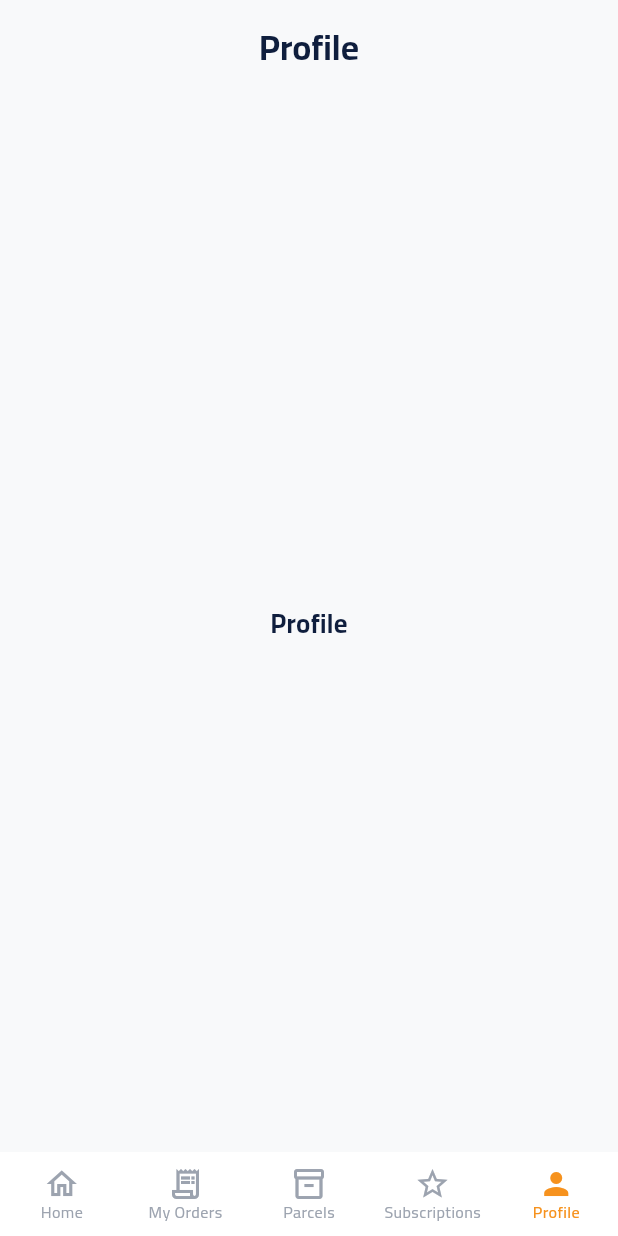
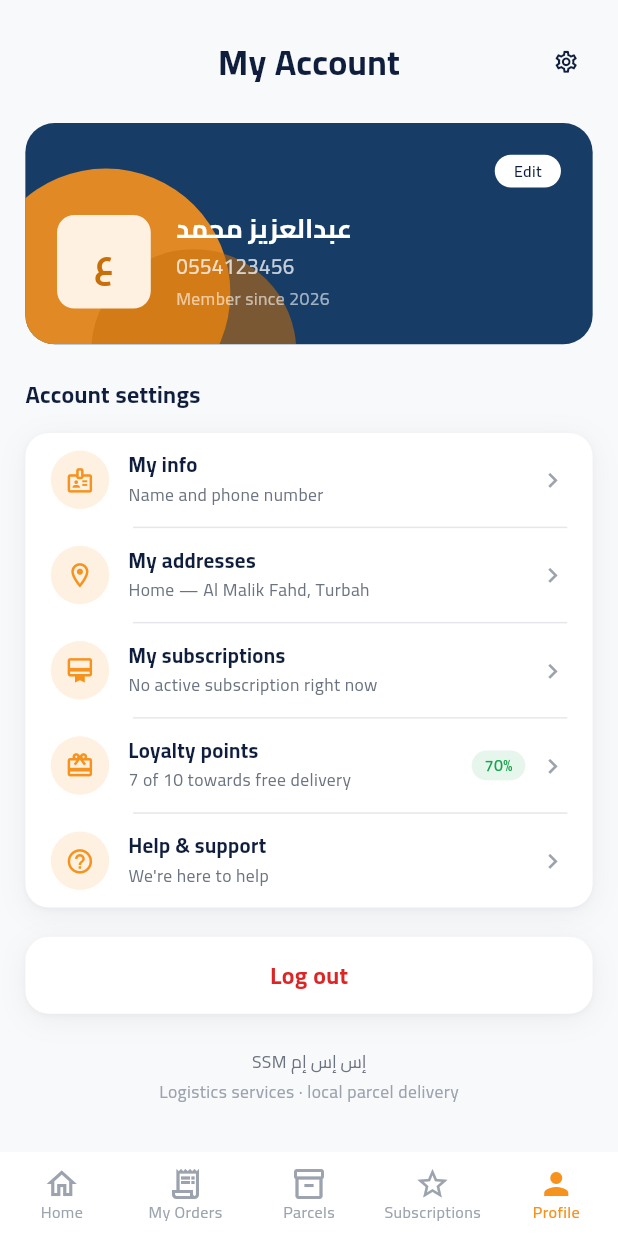
Before and after one commit to ibnRizk/ssm, a Flutter app: the screen it shows after launch, item 5 of the bottom bar chosen, on a phone screen of 412 x 824 dp. Run offline on Flutter 3.47's test engine with Material 3 defaults, Android fonts, the phone set to English and light mode, and no system bars; our stand-ins replace cached_network_image, dartz, dio, equatable, flutter_bloc, flutter_screenutil and 9 more.

Commit message:
feat: implement account feature with profile, settings, and loyalty sections

```diff
--- a/lib/config/routes/app_routes.dart
+++ b/lib/config/routes/app_routes.dart
@@ -2,8 +2,8 @@ import 'package:flutter/material.dart';
 import 'package:flutter_bloc/flutter_bloc.dart';
 import 'package:go_router/go_router.dart';
 
-import '../../core/utils/values/strings.dart';
 import '../../core/widgets/slider_photo.dart';
+import '../../features/account/presentation/screens/account_screen.dart';
 import '../../features/auth/presentation/screens/login_screen.dart';
 import '../../features/auth/presentation/screens/register_screen.dart';
 import '../../features/cart/presentation/screens/cart_screen.dart';
@@ -146,9 +146,7 @@ abstract class AppRoutes {
               GoRoute(
                 path: profile,
                 name: profileName,
-                builder: (_, __) => ShellTabPlaceholder(
-                  label: Strings.navProfile,
-                ),
+                builder: (_, __) => const AccountScreen(),
               ),
             ],
           ),
@@ -256,10 +254,8 @@ abstract class AppRoutes {
       // Outside the shell for the same reason as `orderTracking` above: a
       // pushed inner screen, so no bottom navigation bar here.
       //
-      // Not yet linked from anywhere — no built screen has an "Account" or
-      // "Points" entry point to hook it to yet (Profile is still a
-      // placeholder tab). Reachable via `context.push(AppRoutes.loyalty)`
-      // once one exists.
+      // Linked from the Account tab's "نقاط الولاء" settings row via
+      // `context.push(AppRoutes.loyalty)`.
       GoRoute(
         path: loyalty,
         name: loyaltyName,
--- a/lib/core/utils/values/strings.dart
+++ b/lib/core/utils/values/strings.dart
@@ -602,6 +602,71 @@ abstract class Strings {
   static const String _pharmacySubmitButton = 'pharmacy_submit_button';
   static String get pharmacySubmitButton => _pharmacySubmitButton.tr;
 
+  // --- Account ---
+  static const String _accountTitle = 'account_title';
+  static String get accountTitle => _accountTitle.tr;
+
+  static const String _accountEditButton = 'account_edit_button';
+  static String get accountEditButton => _accountEditButton.tr;
+
+  static const String _accountMemberSince = 'account_member_since';
+
+  /// `{year}` in the translation is replaced with the join year.
+  static String accountMemberSince(int year) =>
+      _accountMemberSince.tr.replaceFirst('{year}', '$year');
+
+  static const String _accountSettingsSectionTitle =
+      'account_settings_section_title';
+  static String get accountSettingsSectionTitle =>
+      _accountSettingsSectionTitle.tr;
+
+  static const String _accountMyInfoTitle = 'account_my_info_title';
+  static String get accountMyInfoTitle => _accountMyInfoTitle.tr;
+
+  static const String _accountMyInfoSubtitle = 'account_my_info_subtitle';
+  static String get accountMyInfoSubtitle => _accountMyInfoSubtitle.tr;
+
+  static const String _accountAddressesTitle = 'account_addresses_title';
+  static String get accountAddressesTitle => _accountAddressesTitle.tr;
+
+  static const String _accountAddressesSubtitle =
+      'account_addresses_subtitle';
+  static String get accountAddressesSubtitle => _accountAddressesSubtitle.tr;
+
+  static const String _accountSubscriptionsTitle =
+      'account_subscriptions_title';
+  static String get accountSubscriptionsTitle =>
+      _accountSubscriptionsTitle.tr;
+
+  static const String _accountSubscriptionsSubtitleNone =
+      'account_subscriptions_subtitle_none';
+  static String get accountSubscriptionsSubtitleNone =>
+      _accountSubscriptionsSubtitleNone.tr;
+
+  static const String _accountLoyaltyTitle = 'account_loyalty_title';
+  static String get accountLoyaltyTitle => _accountLoyaltyTitle.tr;
+
+  static const String _accountLoyaltySubtitle = 'account_loyalty_subtitle';
+
+  /// `{completed}` and `{target}` in the translation are replaced with the
+  /// loyalty progress counts.
+  static String accountLoyaltySubtitle(int completed, int target) =>
+      _accountLoyaltySubtitle.tr
+          .replaceFirst('{completed}', '$completed')
+          .replaceFirst('{target}', '$target');
+
+  static const String _accountHelpTitle = 'account_help_title';
+  static String get accountHelpTitle => _accountHelpTitle.tr;
+
+  static const String _accountHelpSubtitle = 'account_help_subtitle';
+  static String get accountHelpSubtitle => _accountHelpSubtitle.tr;
+
+  static const String _accountLogoutButton = 'account_logout_button';
+  static String get accountLogoutButton => _accountLogoutButton.tr;
+
+  static const String _accountFooterTagline = 'account_footer_tagline';
+  static String get accountFooterTagline => _accountFooterTagline.tr;
+
   // --- Validation ---
   static const String _fieldRequired = 'field_required';
   static String get fieldRequired => _fieldRequired.tr;
--- /dev/null
+++ b/lib/features/account/presentation/screens/account_screen.dart
@@ -0,0 +1,75 @@
+import 'package:flutter/material.dart';
+import 'package:flutter_screenutil/flutter_screenutil.dart';
+
+import '../../../../core/theme/app_colors.dart';
+import '../../../../core/theme/app_decorations.dart';
+import '../../../../core/theme/app_dimens.dart';
+import '../../../../core/theme/app_text_styles.dart';
+import '../../../../core/utils/values/strings.dart';
+import '../widgets/account_footer.dart';
+import '../widgets/account_header_bar.dart';
+import '../widgets/account_profile_card.dart';
+import '../widgets/account_settings_section.dart';
+
+/// Placeholder profile — swap for real data from the auth/profile feature's
+/// data layer once it exists.
+const String _placeholderName = 'عبدالعزيز محمد';
+const String _placeholderAvatarLetter = 'ع';
+const String _placeholderPhone = '0554123456';
+const int _placeholderMemberSinceYear = 2026;
+
+/// Account tab body. The bottom navigation bar and its Scaffold live in
+/// [MainScaffold] — this widget is only the scrollable content for that tab.
+class AccountScreen extends StatelessWidget {
+  const AccountScreen({super.key});
+
+  @override
+  Widget build(BuildContext context) {
+    final AppColors c = context.colors;
+    return SafeArea(
+      bottom: false,
+      child: SingleChildScrollView(
+        padding: EdgeInsets.fromLTRB(
+          AppSpacing.screen.w,
+          AppSpacing.lg.h,
+          AppSpacing.screen.w,
+          AppSpacing.xxl.h,
+        ),
+        child: Column(
+          crossAxisAlignment: CrossAxisAlignment.stretch,
+          children: <Widget>[
+            const AccountHeaderBar(),
+            SizedBox(height: AppSpacing.lg.h),
+            AccountProfileCard(
+              name: _placeholderName,
+              avatarLetter: _placeholderAvatarLetter,
+              phone: _placeholderPhone,
+              memberSinceYear: _placeholderMemberSinceYear,
+              // TODO: open the "edit my info" screen once it exists.
+              onEdit: () {},
+            ),
+            SizedBox(height: AppSpacing.xl.h),
+            const AccountSettingsSection(),
+            SizedBox(height: AppSpacing.lg.h),
+            GestureDetector(
+              // TODO: wire up sign-out once auth session state exists.
+              onTap: () {},
+              child: Container(
+                padding: EdgeInsets.symmetric(vertical: AppSpacing.md.h),
+                decoration: AppDecorations.card(),
+                child: Center(
+                  child: Text(
+                    Strings.accountLogoutButton,
+                    style: AppTextStyles.title(color: c.error),
+                  ),
+                ),
+              ),
+            ),
+            SizedBox(height: AppSpacing.xl.h),
+            const AccountFooter(),
+          ],
+        ),
+      ),
+    );
+  }
+}
--- /dev/null
+++ b/lib/features/account/presentation/widgets/account_footer.dart
@@ -0,0 +1,26 @@
+import 'package:flutter/material.dart';
+import 'package:flutter_screenutil/flutter_screenutil.dart';
+
+import '../../../../core/theme/app_colors.dart';
+import '../../../../core/theme/app_text_styles.dart';
+import '../../../../core/utils/values/strings.dart';
+
+/// Centered app-name + tagline shown at the very bottom of the Account tab.
+class AccountFooter extends StatelessWidget {
+  const AccountFooter({super.key});
+
+  @override
+  Widget build(BuildContext context) {
+    final AppColors c = context.colors;
+    return Column(
+      children: <Widget>[
+        Text(Strings.appName, style: AppTextStyles.caption(color: c.textSecondary)),
+        SizedBox(height: 2.h),
+        Text(
+          Strings.accountFooterTagline,
+          style: AppTextStyles.caption(color: c.textHint),
+        ),
+      ],
+    );
+  }
+}
--- /dev/null
+++ b/lib/features/account/presentation/widgets/account_header_bar.dart
@@ -0,0 +1,54 @@
+import 'package:flutter/material.dart';
+import 'package:flutter_screenutil/flutter_screenutil.dart';
+
+import '../../../../core/theme/app_colors.dart';
+import '../../../../core/theme/app_text_styles.dart';
+import '../../../../core/utils/values/strings.dart';
+
+/// Account tab's top row: centered title with a settings-gear button pinned
+/// to the reading-end side.
+///
+/// No back button, unlike the design mock: like [OrdersHeader]/[HomeHeader],
+/// this is a bottom-nav tab root, not a pushed screen, so there's nowhere to
+/// go "back" to.
+class AccountHeaderBar extends StatelessWidget {
+  const AccountHeaderBar({super.key});
+
+  @override
+  Widget build(BuildContext context) {
+    final AppColors c = context.colors;
+    return SizedBox(
+      width: double.infinity,
+      height: 44.h,
+      child: Stack(
+        alignment: Alignment.center,
+        children: <Widget>[
+          Text(
+            Strings.accountTitle,
+            style: AppTextStyles.h1(color: c.textPrimary),
+          ),
+          Align(
+            alignment: AlignmentDirectional.centerEnd,
+            child: GestureDetector(
+              // TODO: open the app settings screen once it exists.
+              onTap: () {},
+              child: Container(
+                width: 36.r,
+                height: 36.r,
+                decoration: BoxDecoration(
+                  color: c.background,
+                  shape: BoxShape.circle,
+                ),
+                child: Icon(
+                  Icons.settings_outlined,
+                  size: 18.r,
+                  color: c.textPrimary,
+                ),
+              ),
+            ),
+          ),
+        ],
+      ),
+    );
+  }
+}
--- /dev/null
+++ b/lib/features/account/presentation/widgets/account_profile_card.dart
@@ -0,0 +1,144 @@
+import 'package:flutter/material.dart';
+import 'package:flutter_screenutil/flutter_screenutil.dart';
+
+import '../../../../core/theme/app_colors.dart';
+import '../../../../core/theme/app_dimens.dart';
+import '../../../../core/theme/app_text_styles.dart';
+import '../../../../core/utils/values/strings.dart';
+
+/// Dark navy hero card at the top of the Account tab: avatar, name, phone,
+/// join date and an "edit" pill, over a layered orange wave accent.
+class AccountProfileCard extends StatelessWidget {
+  final String name;
+  final String avatarLetter;
+  final String phone;
+  final int memberSinceYear;
+  final VoidCallback onEdit;
+
+  const AccountProfileCard({
+    super.key,
+    required this.name,
+    required this.avatarLetter,
+    required this.phone,
+    required this.memberSinceYear,
+    required this.onEdit,
+  });
+
+  @override
+  Widget build(BuildContext context) {
+    final AppColors c = context.colors;
+    return Container(
+      decoration: BoxDecoration(
+        color: c.primary,
+        borderRadius: BorderRadius.circular(AppRadius.xl.r),
+      ),
+      clipBehavior: Clip.antiAlias,
+      child: Stack(
+        children: <Widget>[
+          // Decorative wave accent — deliberately plain `Positioned`, not
+          // `PositionedDirectional`: a brand flourish stays put regardless of
+          // locale, unlike the real content below it.
+          Positioned(
+            bottom: -50.r,
+            left: -30.r,
+            child: Container(
+              width: 170.r,
+              height: 170.r,
+              decoration: BoxDecoration(
+                color: c.secondary.withValues(alpha: 0.9),
+                shape: BoxShape.circle,
+              ),
+            ),
+          ),
+          Positioned(
+            bottom: -75.r,
+            left: 45.r,
+            child: Container(
+              width: 140.r,
+              height: 140.r,
+              decoration: BoxDecoration(
+                color: c.secondaryDark.withValues(alpha: 0.55),
+                shape: BoxShape.circle,
+              ),
+            ),
+          ),
+          Padding(
+            padding: EdgeInsets.all(AppSpacing.lg.w),
+            child: Column(
+              crossAxisAlignment: CrossAxisAlignment.stretch,
+              children: <Widget>[
+                Align(
+                  alignment: AlignmentDirectional.centerEnd,
+                  child: GestureDetector(
+                    onTap: onEdit,
+                    child: Container(
+                      padding: EdgeInsets.symmetric(
+                        horizontal: AppSpacing.sm.w,
+                        vertical: AppSpacing.xxs.h,
+                      ),
+                      decoration: BoxDecoration(
+                        color: Colors.white,
+                        borderRadius: BorderRadius.circular(AppRadius.pill),
+                      ),
+                      child: Text(
+                        Strings.accountEditButton,
+                        style: AppTextStyles.label(color: c.textPrimary),
+                      ),
+                    ),
+                  ),
+                ),
+                SizedBox(height: AppSpacing.md.h),
+                Row(
+                  children: <Widget>[
+                    Container(
+                      width: 64.r,
+                      height: 64.r,
+                      decoration: BoxDecoration(
+                        color: c.secondaryLight,
+                        borderRadius: BorderRadius.circular(AppRadius.md.r),
+                      ),
+                      child: Center(
+                        child: Text(
+                          avatarLetter,
+                          style: AppTextStyles.h1(color: c.secondaryDark),
+                        ),
+                      ),
+                    ),
+                    SizedBox(width: AppSpacing.md.w),
+                    Expanded(
+                      child: Column(
+                        crossAxisAlignment: CrossAxisAlignment.start,
+                        children: <Widget>[
+                          Text(
+                            name,
+                            style: AppTextStyles.h2(color: Colors.white),
+                            maxLines: 1,
+                            overflow: TextOverflow.ellipsis,
+                          ),
+                          SizedBox(height: AppSpacing.xxs.h),
+                          Text(
+                            phone,
+                            style: AppTextStyles.body(
+                              color: Colors.white.withValues(alpha: 0.75),
+                            ),
+                          ),
+                          SizedBox(height: 2.h),
+                          Text(
+                            Strings.accountMemberSince(memberSinceYear),
+                            style: AppTextStyles.caption(
+                              color: Colors.white.withValues(alpha: 0.6),
+                            ),
+                          ),
+                        ],
+                      ),
+                    ),
+                  ],
+                ),
+              ],
+            ),
+          ),
+        ],
+      ),
+    );
+  }
+}
--- /dev/null
+++ b/lib/features/account/presentation/widgets/account_settings_section.dart
@@ -0,0 +1,111 @@
+import 'package:flutter/material.dart';
+import 'package:flutter_screenutil/flutter_screenutil.dart';
+import 'package:go_router/go_router.dart';
+
+import '../../../../config/routes/app_routes.dart';
+import '../../../../core/theme/app_colors.dart';
+import '../../../../core/theme/app_decorations.dart';
+import '../../../../core/theme/app_dimens.dart';
+import '../../../../core/theme/app_text_styles.dart';
+import '../../../../core/utils/values/strings.dart';
+import 'account_settings_tile.dart';
+
+/// Placeholder progress, mirroring `LoyaltyScreen`'s own placeholder numbers
+/// so the "70%" badge here matches what Loyalty shows once opened.
+const int _placeholderLoyaltyCompleted = 7;
+const int _placeholderLoyaltyTarget = 10;
+
+/// "إعدادات الحساب" section: title + a white card listing the account's
+/// settings rows, separated by hairline dividers.
+class AccountSettingsSection extends StatelessWidget {
+  const AccountSettingsSection({super.key});
+
+  @override
+  Widget build(BuildContext context) {
+    final AppColors c = context.colors;
+    final int loyaltyPercent =
+        (_placeholderLoyaltyCompleted / _placeholderLoyaltyTarget * 100)
+            .round();
+
+    final List<Widget> tiles = <Widget>[
+      AccountSettingsTile(
+        icon: Icons.badge_outlined,
+        title: Strings.accountMyInfoTitle,
+        subtitle: Strings.accountMyInfoSubtitle,
+        // TODO: open the "edit my info" screen once it exists.
+        onTap: () {},
+      ),
+      AccountSettingsTile(
+        icon: Icons.location_on_outlined,
+        title: Strings.accountAddressesTitle,
+        subtitle: Strings.accountAddressesSubtitle,
+        // TODO: open the addresses list screen once it exists.
+        onTap: () {},
+      ),
+      AccountSettingsTile(
+        icon: Icons.card_membership_outlined,
+        title: Strings.accountSubscriptionsTitle,
+        subtitle: Strings.accountSubscriptionsSubtitleNone,
+        onTap: () => context.go(AppRoutes.subscriptions),
+      ),
+      AccountSettingsTile(
+        icon: Icons.card_giftcard_outlined,
+        title: Strings.accountLoyaltyTitle,
+        subtitle: Strings.accountLoyaltySubtitle(
+          _placeholderLoyaltyCompleted,
+          _placeholderLoyaltyTarget,
+        ),
+        badge: Container(
+          padding: EdgeInsets.symmetric(
+            horizontal: AppSpacing.xs.w,
+            vertical: 3.h,
+          ),
+          decoration: BoxDecoration(
+            color: c.successLight,
+            borderRadius: BorderRadius.circular(AppRadius.pill),
+          ),
+          child: Text(
+            '$loyaltyPercent%',
+            style: AppTextStyles.label(color: c.success),
+          ),
+        ),
+        onTap: () => context.push(AppRoutes.loyalty),
+      ),
+      AccountSettingsTile(
+        icon: Icons.help_outline,
+        title: Strings.accountHelpTitle,
+        subtitle: Strings.accountHelpSubtitle,
+        // TODO: open help & support once it exists.
+        onTap: () {},
+      ),
+    ];
+
+    return Column(
+      crossAxisAlignment: CrossAxisAlignment.stretch,
+      children: <Widget>[
+        Text(
+          Strings.accountSettingsSectionTitle,
+          style: AppTextStyles.title(color: c.textPrimary),
+        ),
+        SizedBox(height: AppSpacing.md.h),
+        Container(
+          decoration: AppDecorations.card(),
+          child: Column(
+            children: <Widget>[
+              for (int i = 0; i < tiles.length; i++) ...<Widget>[
+                tiles[i],
+                if (i < tiles.length - 1)
+                  Divider(
+                    color: c.border,
+                    height: 1,
+                    indent: 68.w,
+                    endIndent: AppSpacing.md.w,
+                  ),
+              ],
+            ],
+          ),
+        ),
+      ],
+    );
+  }
+}
--- /dev/null
+++ b/lib/features/account/presentation/widgets/account_settings_tile.dart
@@ -0,0 +1,84 @@
+import 'package:flutter/material.dart';
+import 'package:flutter_screenutil/flutter_screenutil.dart';
+
+import '../../../../core/theme/app_colors.dart';
+import '../../../../core/theme/app_dimens.dart';
+import '../../../../core/theme/app_text_styles.dart';
+
+/// One row inside the Account tab's settings card — an icon chip, a
+/// title/subtitle pair, an optional trailing badge (e.g. Loyalty's "70%"),
+/// and a direction-aware chevron.
+class AccountSettingsTile extends StatelessWidget {
+  final IconData icon;
+  final String title;
+  final String subtitle;
+  final VoidCallback onTap;
+  final Widget? badge;
+
+  const AccountSettingsTile({
+    super.key,
+    required this.icon,
+    required this.title,
+    required this.subtitle,
+    required this.onTap,
+    this.badge,
+  });
+
+  @override
+  Widget build(BuildContext context) {
+    final AppColors c = context.colors;
+    return GestureDetector(
+      onTap: onTap,
+      behavior: HitTestBehavior.opaque,
+      child: Padding(
+        padding: EdgeInsets.symmetric(
+          horizontal: AppSpacing.md.w,
+          vertical: AppSpacing.sm.h,
+        ),
+        child: Row(
+          children: <Widget>[
+            Container(
+              width: 40.r,
+              height: 40.r,
+              decoration: BoxDecoration(
+                color: c.secondaryLight,
+                shape: BoxShape.circle,
+              ),
+              child: Icon(icon, size: 20.r, color: c.secondary),
+            ),
+            SizedBox(width: AppSpacing.sm.w),
+            Expanded(
+              child: Column(
+                crossAxisAlignment: CrossAxisAlignment.start,
+                children: <Widget>[
+                  Text(
+                    title,
+                    style: AppTextStyles.titleSmall(color: c.textPrimary),
+                  ),
+                  SizedBox(height: 2.h),
+                  Text(
+                    subtitle,
+                    style: AppTextStyles.caption(color: c.textSecondary),
+                    maxLines: 1,
+                    overflow: TextOverflow.ellipsis,
+                  ),
+                ],
+              ),
+            ),
+            if (badge != null) ...<Widget>[
+              badge!,
+              SizedBox(width: AppSpacing.xs.w),
+            ],
+            Icon(
+              Directionality.of(context) == TextDirection.rtl
+                  ? Icons.chevron_left
+                  : Icons.chevron_right,
+              size: 20.r,
+              color: c.textHint,
+            ),
+          ],
+        ),
+      ),
+    );
+  }
+}
```
Also changed, not shown: lang/ar.json (+16 -0 lines), lang/en.json (+16 -0 lines).
